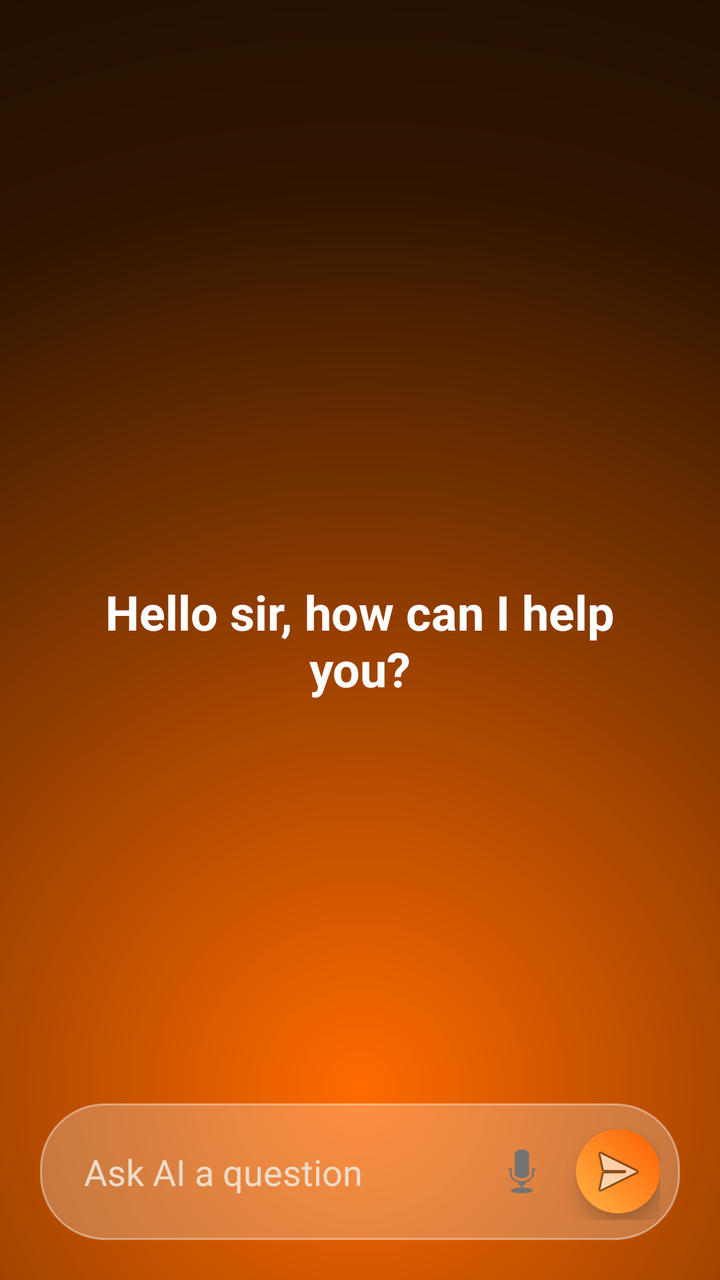
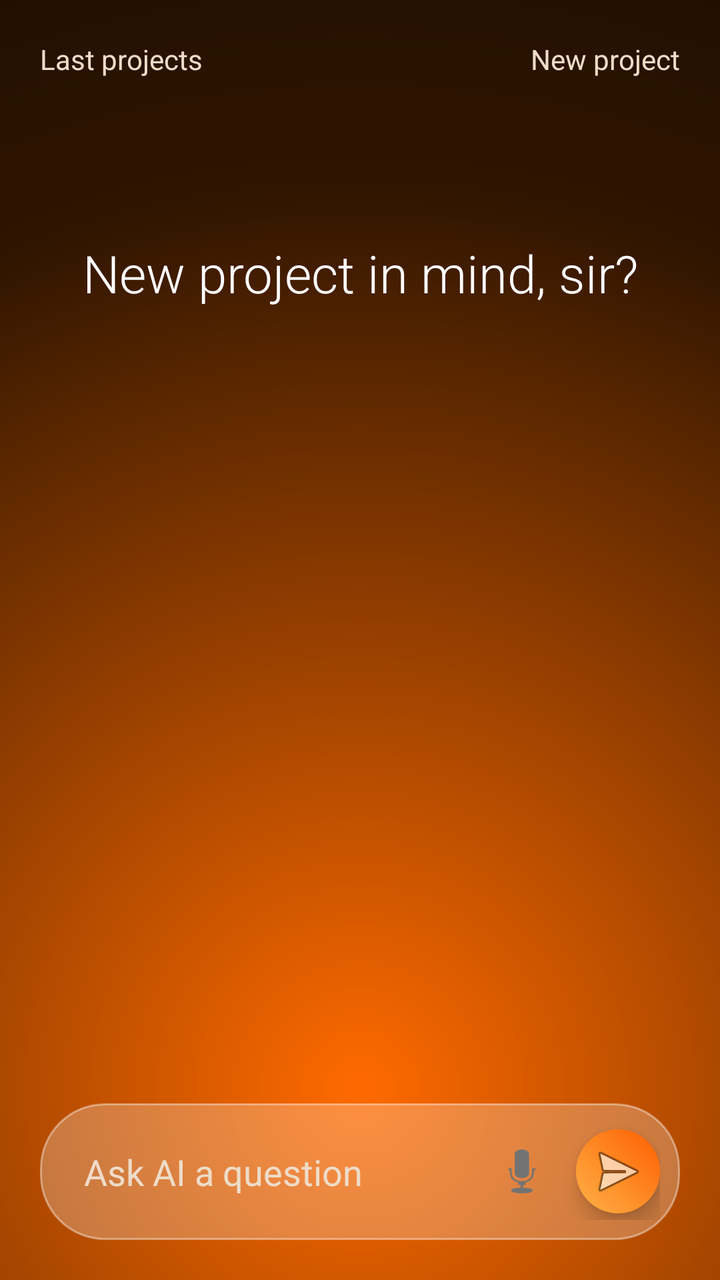

Compare the two renders of this Android layout. The source of the first and the diff that turns it into the second are given below.
<!-- AndroidManifest.xml: application theme Theme.Ultron.NoActionBar -->
<!-- res/layout/activity_main.xml -->
<?xml version="1.0" encoding="utf-8"?>
<RelativeLayout xmlns:android="http://schemas.android.com/apk/res/android"
    android:layout_width="match_parent"
    android:layout_height="match_parent"
    android:background="@drawable/bg_gradient">

    <TextView
        android:id="@+id/greetingText"
        android:layout_width="match_parent"
        android:layout_height="wrap_content"
        android:layout_centerInParent="true"
        android:layout_marginBottom="180dp"
        android:text="Hello sir, how can I help you?"
        android:textColor="#FFFFFF"
        android:textSize="24sp"
        android:textStyle="bold"
        android:gravity="center"
        android:paddingHorizontal="32dp"/>

    <TextView
        android:id="@+id/statusText"
        android:layout_width="match_parent"
        android:layout_height="wrap_content"
        android:layout_above="@+id/inputBar"
        android:layout_marginBottom="24dp"
        android:paddingHorizontal="32dp"
        android:text=""
        android:textColor="#FFFFFF"
        android:textSize="16sp"
        android:gravity="center"/>

    <LinearLayout
        android:id="@+id/inputBar"
        android:layout_width="match_parent"
        android:layout_height="wrap_content"
        android:layout_alignParentBottom="true"
        android:orientation="horizontal"
        android:gravity="center_vertical"
        android:background="@drawable/input_bar_bg"
        android:padding="10dp"
        android:layout_margin="20dp"
        android:elevation="12dp">

        <EditText
            android:id="@+id/inputText"
            android:layout_width="0dp"
            android:layout_height="wrap_content"
            android:layout_weight="1"
            android:hint="Ask AI a question"
            android:background="@android:color/transparent"
            android:padding="12dp"
            android:textColor="#FFFFFF"
            android:textColorHint="#EEDCC8"/>

        <ImageButton
            android:id="@+id/voiceButton"
            android:layout_width="42dp"
            android:layout_height="42dp"
            android:layout_marginEnd="6dp"
            android:background="@android:color/transparent"
            android:src="@android:drawable/ic_btn_speak_now"
            android:contentDescription="Voice"/>

        <ImageButton
            android:id="@+id/sendButton"
            android:layout_width="42dp"
            android:layout_height="42dp"
            android:background="@drawable/send_button_bg"
            android:src="@android:drawable/ic_menu_send"
            android:padding="10dp"
            android:elevation="6dp"
            android:contentDescription="Send"/>

    </LinearLayout>

</RelativeLayout>
<!-- resources referenced by this layout -->
<resources>
  <!-- drawable bg_gradient (drawable) -->
  <?xml version="1.0" encoding="utf-8"?>
  <shape xmlns:android="http://schemas.android.com/apk/res/android"
      android:shape="rectangle">
      <gradient
          android:type="radial"
          android:gradientRadius="900dp"
          android:centerX="0.5"
          android:centerY="0.85"
          android:startColor="#FF6A00"
          android:centerColor="#301500"
          android:endColor="#000000"/>
  </shape>
  <!-- drawable input_bar_bg (drawable) -->
  <?xml version="1.0" encoding="utf-8"?>
  <layer-list xmlns:android="http://schemas.android.com/apk/res/android">
      <item>
          <shape android:shape="rectangle">
              <solid android:color="#40FFFFFF"/>
              <corners android:radius="32dp"/>
              <stroke android:width="1dp" android:color="#66FFFFFF"/>
          </shape>
      </item>
  </layer-list>
  <!-- drawable send_button_bg (drawable) -->
  <?xml version="1.0" encoding="utf-8"?>
  <shape xmlns:android="http://schemas.android.com/apk/res/android"
      android:shape="oval">
      <gradient
          android:type="linear"
          android:angle="45"
          android:startColor="#FFB347"
          android:endColor="#FF5E00"/>
  </shape>
  <style name="Theme.Ultron.NoActionBar" parent="Theme.Ultron">
          <item name="windowActionBar">false</item>
          <item name="windowNoTitle">true</item>
          <item name="android:statusBarColor">@android:color/transparent</item>
          <item name="android:windowLightStatusBar">false</item>
      </style>
  <style name="Theme.Ultron" parent="Theme.AppCompat.DayNight.DarkActionBar">
          <item name="colorPrimary">#1A1A2E</item>
          <item name="colorPrimaryDark">#0D0D1A</item>
          <item name="colorAccent">#00FF88</item>
      </style>
</resources>

<!-- the commit's change to res/layout/activity_main.xml (unified diff, before → after) -->
@@ -2,18 +2,45 @@
 <RelativeLayout xmlns:android="http://schemas.android.com/apk/res/android"
     android:layout_width="match_parent"
     android:layout_height="match_parent"
-    android:background="@drawable/bg_gradient">
+    android:background="@drawable/bg_gradient"
+    android:fitsSystemWindows="false">
+
+    <LinearLayout
+        android:id="@+id/headerRow"
+        android:layout_width="match_parent"
+        android:layout_height="wrap_content"
+        android:layout_alignParentTop="true"
+        android:orientation="horizontal"
+        android:padding="20dp"
+        android:paddingTop="36dp">
+
+        <TextView
+            android:layout_width="0dp"
+            android:layout_height="wrap_content"
+            android:layout_weight="1"
+            android:text="Last projects"
+            android:textColor="#EEDCC8"
+            android:textSize="14sp"/>
+
+        <TextView
+            android:layout_width="wrap_content"
+            android:layout_height="wrap_content"
+            android:text="New project"
+            android:textColor="#EEDCC8"
+            android:textSize="14sp"/>
+
+    </LinearLayout>
 
     <TextView
         android:id="@+id/greetingText"
         android:layout_width="match_parent"
         android:layout_height="wrap_content"
-        android:layout_centerInParent="true"
-        android:layout_marginBottom="180dp"
-        android:text="Hello sir, how can I help you?"
+        android:layout_below="@id/headerRow"
+        android:layout_marginTop="60dp"
+        android:text="New project in mind, sir?"
         android:textColor="#FFFFFF"
-        android:textSize="24sp"
-        android:textStyle="bold"
+        android:textSize="26sp"
+        android:fontFamily="sans-serif-light"
         android:gravity="center"
         android:paddingHorizontal="32dp"/>
 
